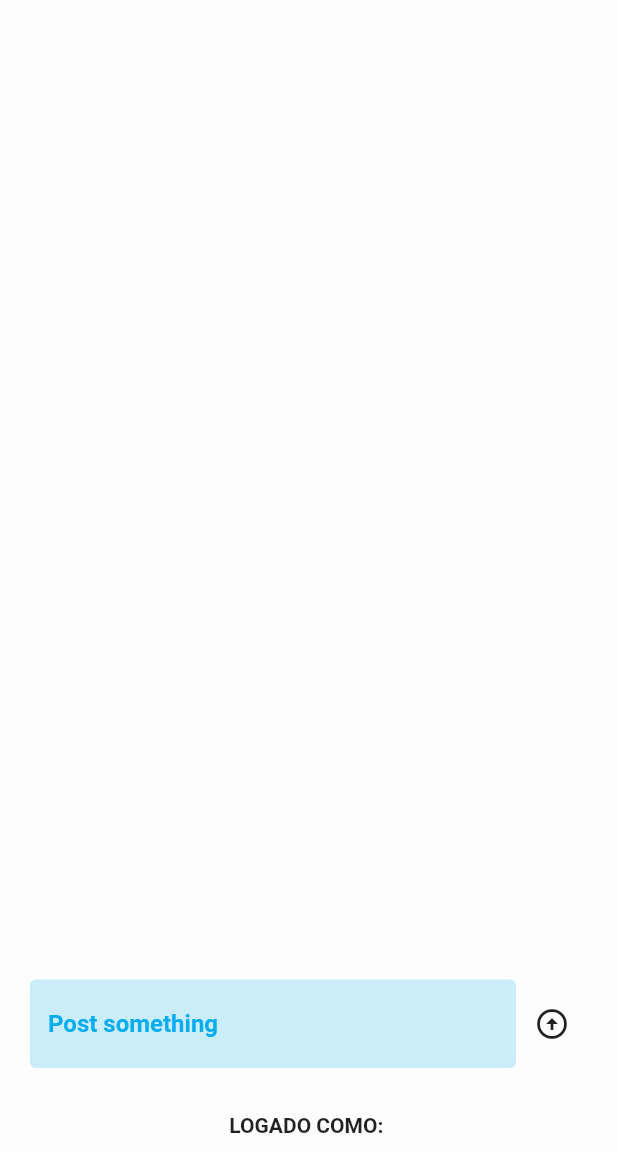
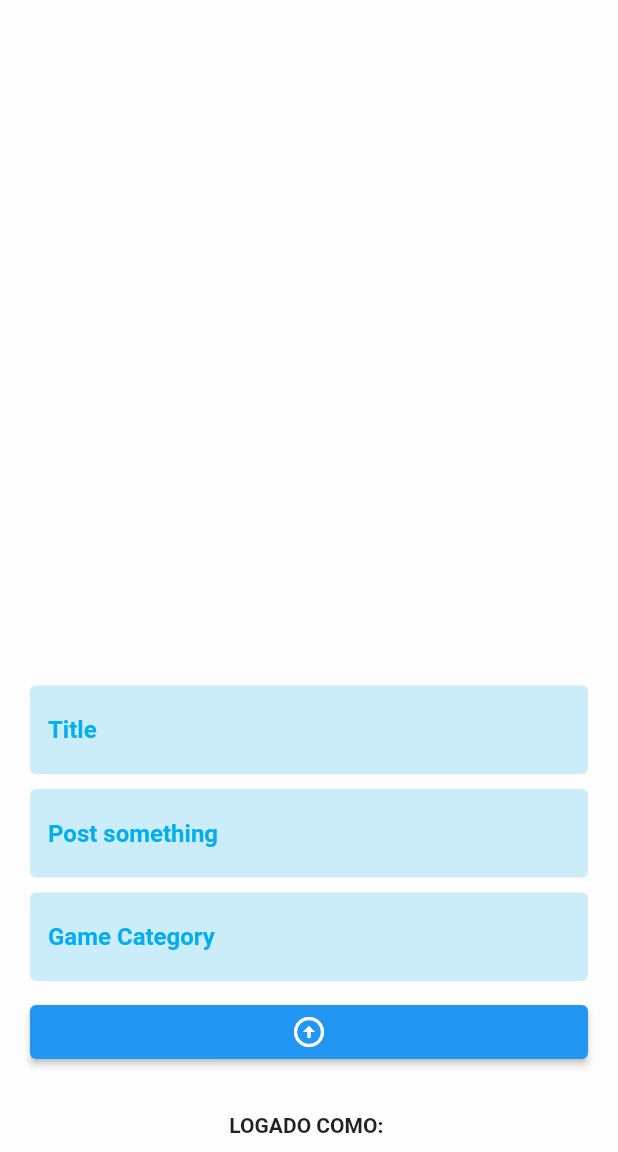
Before and after one commit to PedroPassos87/nuniplay, a Flutter app: the screen it shows after launch, after a tap on "Get Started", after a tap on the "arrow circle up" icon, on a phone screen of 412 x 824 dp, the part 84-1236 px from its top. Run offline on Flutter 3.47's test engine with Material 2 defaults, Android fonts, the phone set to English and light mode, and no system bars; our stand-ins replace animated_background, cloud_firestore, firebase_auth, firebase_core, flutter_spinkit, google_sign_in and 1 more; accounts and stored records are empty.

Commit message:
post no formato correto

```diff
--- a/lib/pages/home_page.dart
+++ b/lib/pages/home_page.dart
@@ -5,6 +5,7 @@ import 'package:firebase_auth/firebase_auth.dart';
 import 'package:flutter/material.dart';
 import 'package:uniplay/components/drawer.dart';
 import 'package:uniplay/components/my_textfieldB.dart';
+import 'package:uniplay/components/post_secenhanced.dart';
 import 'package:uniplay/components/post_sectry.dart';
 import 'package:uniplay/pages/profile_page.dart';
 
@@ -36,12 +37,9 @@ class _HomePageState extends State<HomePage> {
   }
 
   // text controllers for each part of the post
-  // final titleController = TextEditingController();
-  // final bodyController = TextEditingController();
-  // final gameCategoryController = TextEditingController();
-
-  // text controller
-  final textController = TextEditingController();
+  final titleController = TextEditingController();
+  final bodyController = TextEditingController();
+  final gameCategoryController = TextEditingController();
 
   //sign out
   void signUserOut() {
@@ -51,10 +49,14 @@ class _HomePageState extends State<HomePage> {
   // method that does the posting itself
   void postMessage() {
     // posts only if theres something on all fields
-    if (textController.text.isNotEmpty) {
+    if (bodyController.text.isNotEmpty &&
+        titleController.text.isNotEmpty &&
+        gameCategoryController.text.isNotEmpty) {
       // stores in firebase
       FirebaseFirestore.instance.collection("User Posts").add({
-        "Message": textController.text,
+        "Title": titleController.text,
+        "GameCat": gameCategoryController.text,
+        "Body": bodyController.text,
         "UserEmail": currentUser.email,
         "TimeStamp": Timestamp.now(),
       });
@@ -97,8 +99,10 @@ class _HomePageState extends State<HomePage> {
                     itemBuilder: (context, index) {
                       // get the actual post
                       final post = snapshot.data!.docs[index];
-                      return BasicPost(
-                        body: post['Message'],
+                      return EnhancedPost(
+                        title: post['Title'],
+                        gameCategory: post['GameCat'],
+                        body: post['Body'],
                         user: post['UserEmail'],
                       );
                     },
@@ -118,19 +122,36 @@ class _HomePageState extends State<HomePage> {
           // post something
           Padding(
             padding: const EdgeInsets.all(20.0),
-            child: Row(
+            child: Column(
               children: [
-                Expanded(
-                  child: MyTextFieldB(
-                    controller: textController,
-                    hintText: "Post something",
-                    obscureText: false,
-                  ),
+                MyTextFieldB(
+                  controller: titleController,
+                  hintText: "Title",
+                  obscureText: false,
                 ),
-                // button
-                IconButton(
-                    onPressed: postMessage,
-                    icon: const Icon(Icons.arrow_circle_up)),
+                SizedBox(height: 10), // Add some spacing between fields
+                MyTextFieldB(
+                  controller: bodyController,
+                  hintText: "Post something",
+                  obscureText: false,
+                ),
+                SizedBox(height: 10), // Add some spacing between fields
+                MyTextFieldB(
+                  controller: gameCategoryController,
+                  hintText: "Game Category",
+                  obscureText: false,
+                ),
+                SizedBox(height: 10), // Add some spacing between fields
+                Row(
+                  children: [
+                    Expanded(
+                      child: ElevatedButton(
+                        onPressed: postMessage,
+                        child: Icon(Icons.arrow_circle_up),
+                      ),
+                    ),
+                  ],
+                ),
               ],
             ),
           ),
```
Also changed, not shown: lib/components/post_secenhanced.dart (added, +35 -0 lines).
